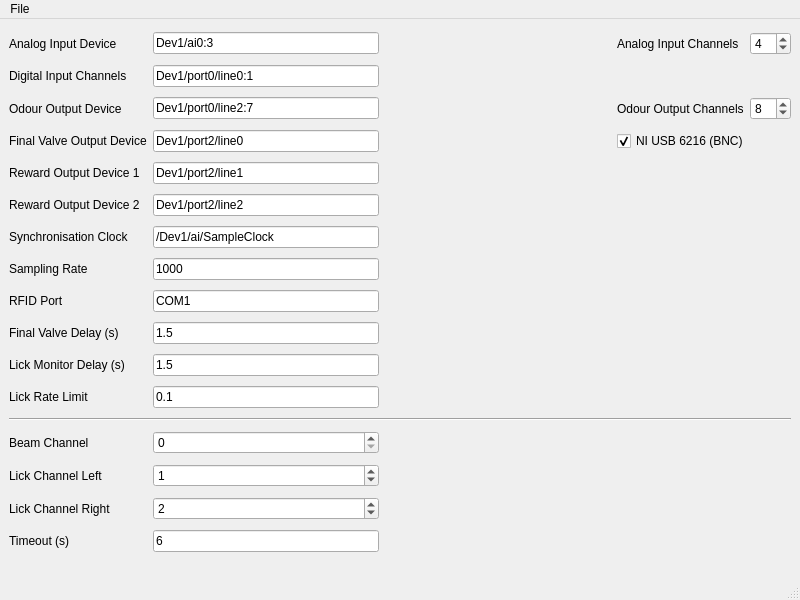
Above: NoSeMazeControl/UI/HardwareWindow.ui from bdyontar/NoSeMaze before the change. Below: the same form after it.
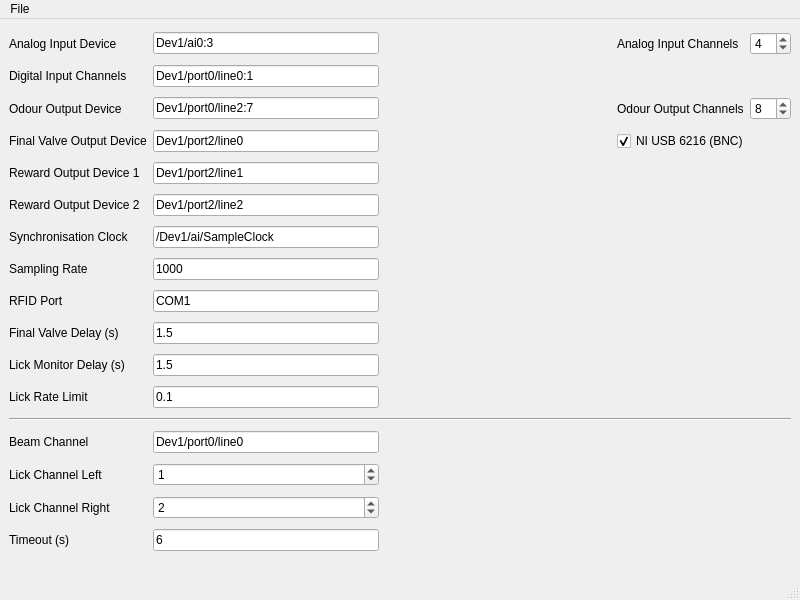
That is the form after the change.

Commit message: Changed beamChannel from spin to edit field

The edit to the form file:
```diff
--- a/NoSeMazeControl/UI/HardwareWindow.ui
+++ b/NoSeMazeControl/UI/HardwareWindow.ui
@@ -57,16 +57,6 @@
       </property>
      </widget>
     </item>
-    <item row="14" column="1">
-     <widget class="QSpinBox" name="beamChannelSpin">
-      <property name="maximum">
-       <number>31</number>
-      </property>
-      <property name="value">
-       <number>0</number>
-      </property>
-     </widget>
-    </item>
     <item row="5" column="0">
      <widget class="QLabel" name="label_11">
       <property name="text">
@@ -324,6 +314,13 @@
       </property>
      </widget>
     </item>
+    <item row="14" column="1">
+     <widget class="QLineEdit" name="beamChannelEdit">
+      <property name="text">
+       <string>Dev1/port0/line0</string>
+      </property>
+     </widget>
+    </item>
    </layout>
   </widget>
   <widget class="QMenuBar" name="menubar">
```
The commit also changes 2 other files.
